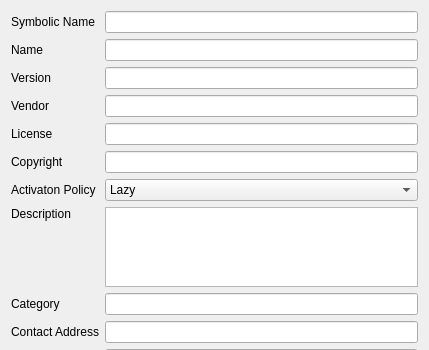
This is Plugins/org.commontk.plugingenerator.ui/ctkPluginGeneratorManifestExtension.ui in as-shura/miniCTK as Qt 5 draws it before an edit; both pictures show x 0 to 429 and y 0 to 350 of the 429 by 624 pixel window. The edited form follows.
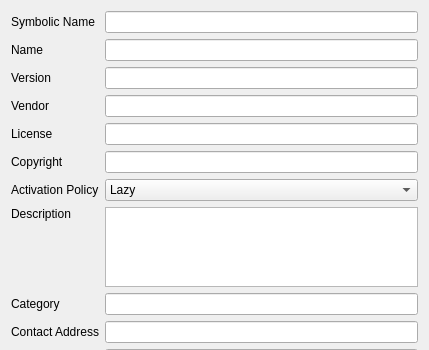
This is the edited form.

Diff of the .ui file:
```diff
--- a/Plugins/org.commontk.plugingenerator.ui/ctkPluginGeneratorManifestExtension.ui
+++ b/Plugins/org.commontk.plugingenerator.ui/ctkPluginGeneratorManifestExtension.ui
@@ -90,7 +90,7 @@
    <item row="6" column="1">
     <widget class="QLabel" name="label_7">
      <property name="text">
-      <string>Activaton Policy</string>
+      <string>Activation Policy</string>
      </property>
     </widget>
    </item>
```
Left out of the diff: 9 changed lines with no effect on the pictures.
